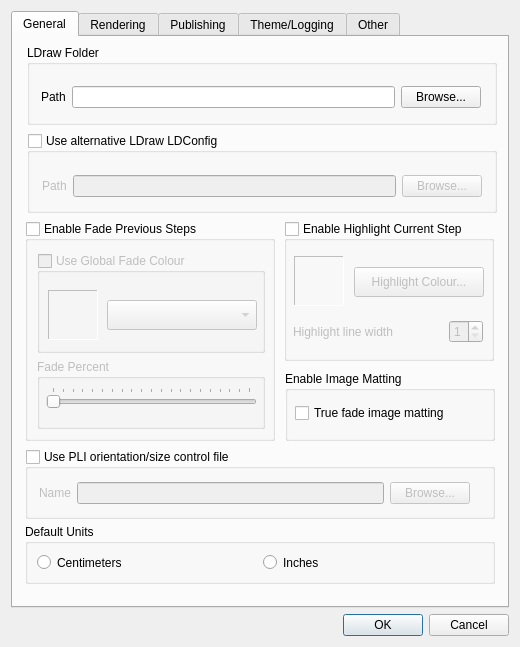
The window that mainApp/preferences.ui (trevorsandy/lpub3d-ci) describes before a commit, drawn with Qt 5.
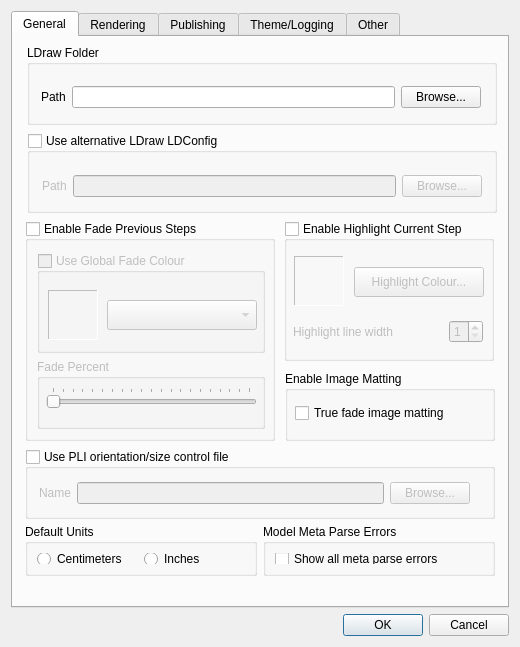
The same window after the commit. Icons and pictures are not drawn.

```diff
--- a/mainApp/preferences.ui
+++ b/mainApp/preferences.ui
@@ -297,35 +297,6 @@
         </widget>
        </widget>
       </widget>
-      <widget class="QGroupBox" name="groupBox">
-       <property name="geometry">
-        <rect>
-         <x>12</x>
-         <y>487</y>
-         <width>470</width>
-         <height>60</height>
-        </rect>
-       </property>
-       <property name="title">
-        <string>Default Units</string>
-       </property>
-       <layout class="QHBoxLayout">
-        <item>
-         <widget class="QRadioButton" name="Centimeters">
-          <property name="text">
-           <string>Centimeters</string>
-          </property>
-         </widget>
-        </item>
-        <item>
-         <widget class="QRadioButton" name="Inches">
-          <property name="text">
-           <string>Inches</string>
-          </property>
-         </widget>
-        </item>
-       </layout>
-      </widget>
       <widget class="QGroupBox" name="altLDConfigBox">
        <property name="geometry">
         <rect>
@@ -542,6 +513,60 @@
         </layout>
        </widget>
       </widget>
+      <widget class="QWidget" name="">
+       <property name="geometry">
+        <rect>
+         <x>12</x>
+         <y>487</y>
+         <width>470</width>
+         <height>52</height>
+        </rect>
+       </property>
+       <layout class="QHBoxLayout" name="horizontalLayout_14">
+        <item>
+         <widget class="QGroupBox" name="groupBox">
+          <property name="title">
+           <string>Default Units</string>
+          </property>
+          <layout class="QHBoxLayout">
+           <item>
+            <widget class="QRadioButton" name="Centimeters">
+             <property name="text">
+              <string>Centimeters</string>
+             </property>
+            </widget>
+           </item>
+           <item>
+            <widget class="QRadioButton" name="Inches">
+             <property name="text">
+              <string>Inches</string>
+             </property>
+            </widget>
+           </item>
+          </layout>
+         </widget>
+        </item>
+        <item>
+         <widget class="QGroupBox" name="showParseErrorGrpBox">
+          <property name="title">
+           <string>Model Meta Parse Errors</string>
+          </property>
+          <layout class="QHBoxLayout" name="_3">
+           <item>
+            <widget class="QCheckBox" name="showParseErrorsChkBox">
+             <property name="toolTip">
+              <string>Display all meta command parse errors including MLCAD and LSynth errors</string>
+             </property>
+             <property name="text">
+              <string>Show all meta parse errors</string>
+             </property>
+            </widget>
+           </item>
+          </layout>
+         </widget>
+        </item>
+       </layout>
+      </widget>
      </widget>
      <widget class="QWidget" name="tabRendering">
       <attribute name="title">
```
